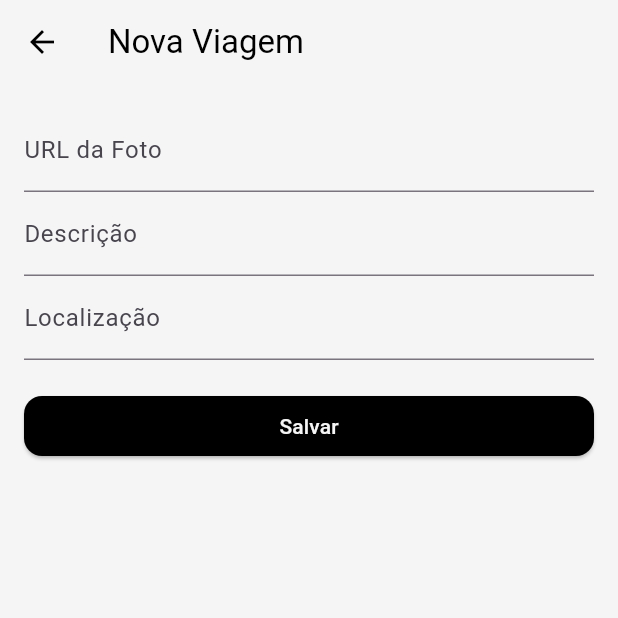
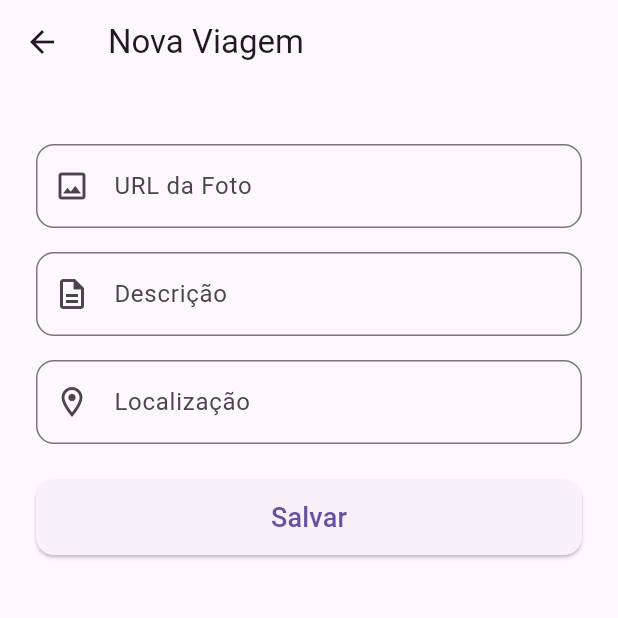
Before and after one commit to laviDomingos/Projeto-Final-Mobile-TravelLife-master, a Flutter app: the CreateTripPage screen opened directly, on a phone screen of 412 x 824 dp, the top half of it. Run offline on Flutter 3.47's test engine with Material 3 defaults, Android fonts, the phone set to English and light mode, and no system bars; our stand-ins replace shared_preferences, supabase_flutter; missing offline and left inert: gotrue; accounts and stored records are empty.

Commit message:
Atualização

```diff
--- a/lib/pages/create_trip_page.dart
+++ b/lib/pages/create_trip_page.dart
@@ -16,7 +16,6 @@ class _CreateTripPageState extends State<CreateTripPage> {
         _descController.text.isNotEmpty &&
         _locationController.text.isNotEmpty) {
 
-      // ⚠️ Criando Trip com ID "temporário", Home vai corrigir
       final newTrip = Trip(
         id: -1, // Placeholder, será substituído na HomePage
         imagePath: _imageController.text,
@@ -34,30 +33,61 @@ class _CreateTripPageState extends State<CreateTripPage> {
 
   @override
   Widget build(BuildContext context) {
-    return Scaffold(
+    return Theme(
+      data: ThemeData.light(),
+      child: Scaffold(
         appBar: AppBar(title: Text('Nova Viagem')),
         body: Padding(
-        padding: EdgeInsets.all(16),
+          padding: EdgeInsets.all(24),
           child: ListView(
             children: [
-            TextField(
+              SizedBox(height: 16),
+              TextFormField(
                 controller: _imageController,
                 decoration: InputDecoration(
                   labelText: 'URL da Foto',
                   hintText: 'https://example.com/foto.jpg',
+                  prefixIcon: Icon(Icons.image_outlined),
+                  border: OutlineInputBorder(
+                    borderRadius: BorderRadius.circular(12),
                   ),
                 ),
-            TextField(
+              ),
+              SizedBox(height: 16),
+              TextFormField(
                 controller: _descController,
-              decoration: InputDecoration(labelText: 'Descrição'),
+                decoration: InputDecoration(
+                  labelText: 'Descrição',
+                  prefixIcon: Icon(Icons.description_outlined),
+                  border: OutlineInputBorder(
+                    borderRadius: BorderRadius.circular(12),
                   ),
-            TextField(
+                ),
+              ),
+              SizedBox(height: 16),
+              TextFormField(
                 controller: _locationController,
-              decoration: InputDecoration(labelText: 'Localização'),
+                decoration: InputDecoration(
+                  labelText: 'Localização',
+                  prefixIcon: Icon(Icons.location_on_outlined),
+                  border: OutlineInputBorder(
+                    borderRadius: BorderRadius.circular(12),
                   ),
-            SizedBox(height: 20),
-            ElevatedButton(onPressed: _saveTrip, child: Text('Salvar')),
+                ),
+              ),
+              SizedBox(height: 24),
+              ElevatedButton(
+                onPressed: _saveTrip,
+                style: ElevatedButton.styleFrom(
+                  minimumSize: Size(double.infinity, 50),
+                  shape: RoundedRectangleBorder(
+                    borderRadius: BorderRadius.circular(12),
+                  ),
+                ),
+                child: Text('Salvar', style: TextStyle(fontSize: 18)),
+              ),
             ],
+          ),
         ),
       ),
     );
--- a/pubspec.yaml
+++ b/pubspec.yaml
@@ -42,6 +42,7 @@ dependencies:
   shared_preferences: ^2.5.3
   flutter_secure_storage: ^9.2.4
   image_picker: ^1.1.2
+  provider: ^6.1.5
 
 dev_dependencies:
   flutter_test:
```
Also changed, not shown: lib/pages/edit_trip_page.dart (+46 -12 lines), lib/pages/login_page.dart (+16 -3 lines), lib/pages/signup_page.dart (+8 -4 lines), lib/theme_controller.dart (added, +12 -0 lines), pubspec.lock. Lines whose indentation alone changed are shown as unchanged.
